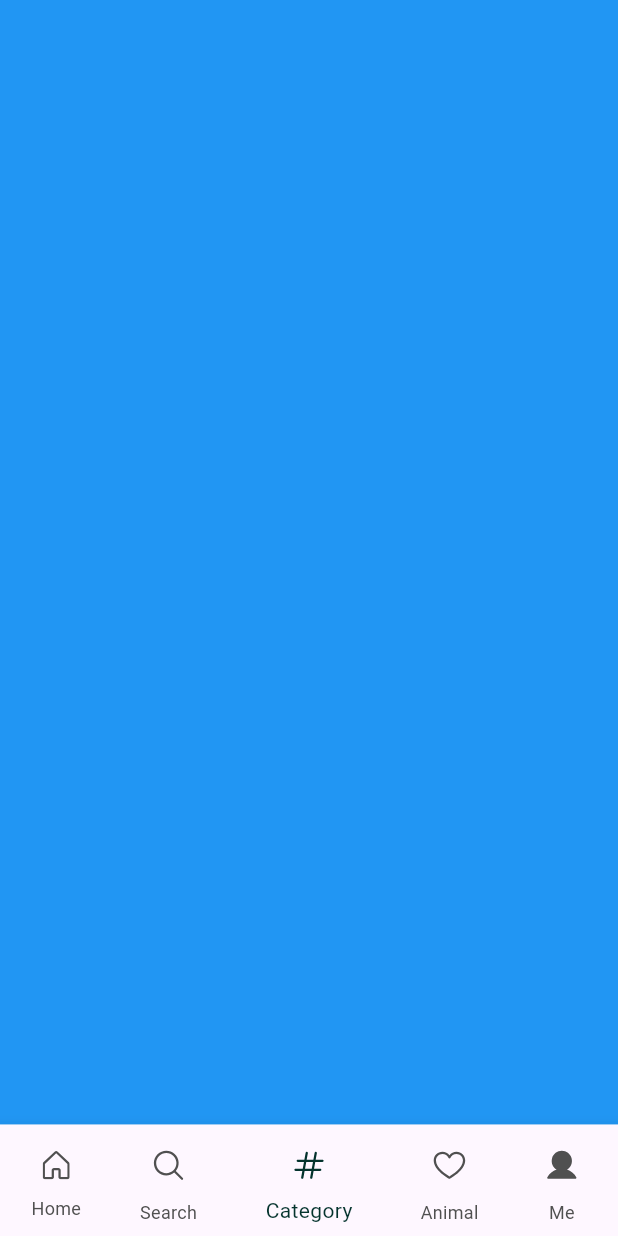
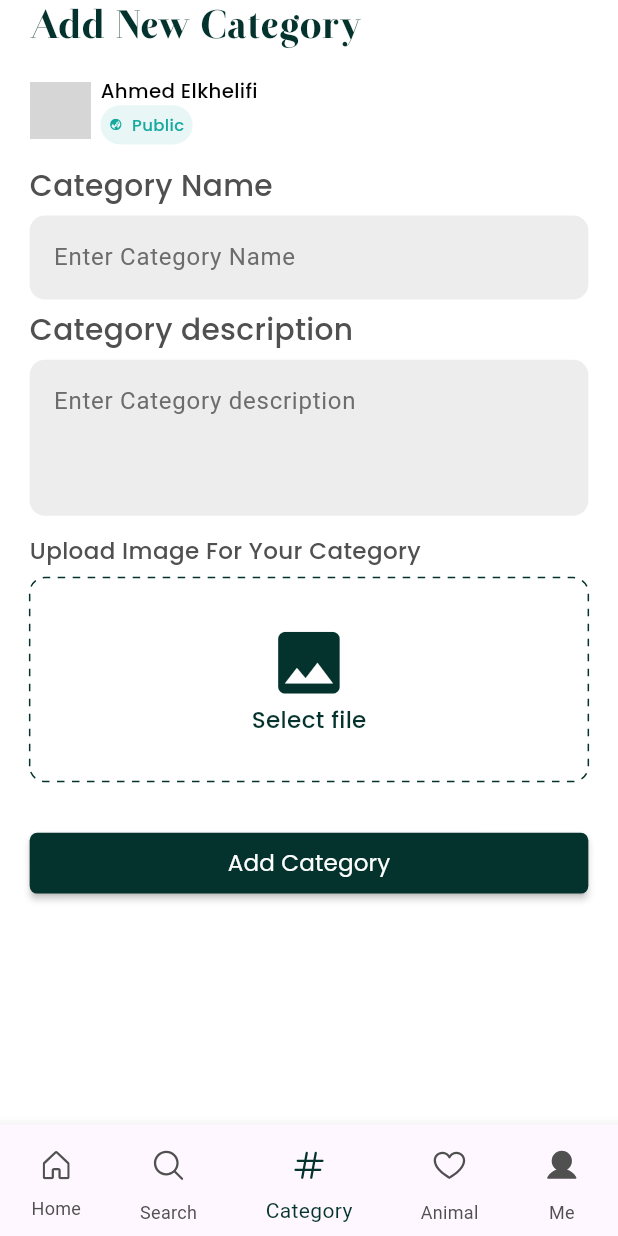
Before and after one commit to med-khelifi/animooo, a Flutter app: the screen it shows after launch, item 3 of the bottom bar chosen, on a phone screen of 412 x 824 dp. Run offline on Flutter 3.47's test engine with Material 3 defaults, Android fonts, the phone set to English and light mode, and no system bars; drawn by our look-alikes of dotted_border; our stand-ins replace dio, flutter_otp_text_field, flutter_screenutil, flutter_svg, gap, get_it and 2 more; network calls fail; grey boxes are pictures that could not be loaded.

Commit message:
complete category screen design

```diff
--- a/lib/controllers/auth_controller.dart
+++ b/lib/controllers/auth_controller.dart
@@ -17,8 +17,6 @@ import 'package:animooo/core/widgets/app_snackbar.dart';
 import 'package:animooo/core/widgets/bottom_sheets.dart';
 import 'package:animooo/services/auth_service.dart';
 import 'package:flutter/widgets.dart';
-
-//TODO fix otp verification code validation
 
 class AuthController {
   late TextEditingController emailController;
--- /dev/null
+++ b/lib/controllers/main_view_controller.dart
@@ -0,0 +1,52 @@
+import 'dart:async';
+import 'dart:io';
+
+import 'package:animooo/core/enums/image_picker_state.dart';
+import 'package:animooo/core/utils/image_picker_utils.dart';
+import 'package:animooo/core/widgets/bottom_sheets.dart';
+import 'package:flutter/cupertino.dart';
+
+class MainViewController {
+  late StreamController<int> _currentIndexController;
+  late StreamController<(ImagePickerState state, File? imageFile)>
+  imageStreamController;
+  late File? _userImageFile;
+  late ImagePickerState _userImageState;
+  Stream<int> get currentIndexStream => _currentIndexController.stream;
+  Stream<(ImagePickerState state, File? imageFile)> get imageStream =>
+      imageStreamController.stream;
+
+  MainViewController() {
+    _currentIndexController = StreamController<int>.broadcast();
+    imageStreamController =
+        StreamController<(ImagePickerState state, File? imageFile)>.broadcast();
+  }
+
+  void onChangeIndex(int index) {
+    _currentIndexController.add(index);
+  }
+
+  void dispose() {
+    _currentIndexController.close();
+  }
+
+  void onTakeImagePressed(BuildContext context) async {
+    BottomSheets.showTakeImageBottomSheet(
+      context,
+      onTakeFromCameraPressed: () async {
+        _userImageFile = await ImagePickerUtils.takeImageCamera();
+        if (_userImageFile != null) {
+          _userImageState = ImagePickerState.picked;
+          imageStreamController.add((_userImageState, _userImageFile));
+        }
+      },
+      onTakeFromGalleryPressed: () async {
+        _userImageFile = await ImagePickerUtils.takeImageGallery();
+        if (_userImageFile != null) {
+          _userImageState = ImagePickerState.picked;
+          imageStreamController.add((_userImageState, _userImageFile));
+        }
+      },
+    );
+  }
+}
--- a/lib/core/resources/app_assets.dart
+++ b/lib/core/resources/app_assets.dart
@@ -8,4 +8,6 @@ class AppAssets {
   static const String animalNavSVG = '${base}svg/navbar_icons/animal.svg';
   static const String meNavSVG = '${base}svg/navbar_icons/me.svg';
   static const String searchNavSVG = '${base}svg/navbar_icons/search.svg';
+
+  static String globePlanet = "assets/images/svg/globe_planet.svg";
 }
--- a/lib/core/resources/app_colors.dart
+++ b/lib/core/resources/app_colors.dart
@@ -13,4 +13,8 @@ class AppColors {
 
   static Color greyColor = Color(0xFF999999);
   static Color lightGreyColor = Color(0xFFf2f2f2);
+
+  static Color lightGreenColor = Color(0xFF16A99F);
+
+  static Color? lightGreenWhiteColor = Color(0xFFe8f7f6);
 }
--- a/lib/core/resources/app_sizes.dart
+++ b/lib/core/resources/app_sizes.dart
@@ -19,8 +19,11 @@ class AppHeight {
   static double h130 = 130.0.h;
   static double h150 = 150.0.h;
   static double h230 = 230.0.h;
+  static double h90 = 90.0.h;
+  static double? h100 = 100.0.h;
+  static double h13 = 13.0.h;
 
-  static double h90 = 90.0.h;
+  static double h37 = 37.h;
 }
 
 class AppWidth {
@@ -32,7 +35,14 @@ class AppWidth {
 
   static double w20 = 20.w;
 
-  static double w64 = 64;
+  static double w64 = 64.w;
+  static double w100 = 100.0.w;
+
+  static double w37 = 37.w;
+
+  static double w9 = 9.0.w;
+
+  static double w6 = 6.0.w;
 }
 
 class AppPadding {
@@ -45,6 +55,10 @@ class AppPadding {
   static double ph18 = 18.0.h;
 
   static double ph20 = 20.0.h;
+
+  static double pw5 = 5.0.w;
+
+  static double ph5 = 5.0.h;
 }
 
 class AppRadius {
@@ -53,6 +67,10 @@ class AppRadius {
   static double r5 = 5.0.r;
 
   static double r60 = 60.r;
+
+  static double r15 = 15.r;
+
+  static double r20 = 20.r;
 }
 
 class AppFontSize {
--- a/lib/core/widgets/custom_text_form_field.dart
+++ b/lib/core/widgets/custom_text_form_field.dart
@@ -17,6 +17,7 @@ class CustomTextFormField extends StatefulWidget {
     this.onChange,
     this.controller,
     this.keyboardType,
+    this.maxLines,
   });
   final bool? isPassword;
   final String? label;
@@ -26,6 +27,8 @@ class CustomTextFormField extends StatefulWidget {
   final void Function(String)? onChange;
   final TextEditingController? controller;
   final TextInputType? keyboardType;
+
+  final int? maxLines;
 
   @override
   State<CustomTextFormField> createState() => _CustomTextFormFieldState();
@@ -54,6 +57,7 @@ class _CustomTextFormFieldState extends State<CustomTextFormField> {
           obscureText: widget.isPassword ?? false ? !isVisible : false,
           obscuringCharacter: widget.obscuringCharacter ?? '*',
           keyboardType: widget.keyboardType,
+          maxLines: widget.maxLines ?? 1,
           decoration: InputDecoration(
             suffixIcon: widget.isPassword == true
                 ? InkWell(
--- a/lib/views/main/category_view.dart
+++ b/lib/views/main/category_view.dart
@@ -1,10 +1,82 @@
+import 'package:animooo/controllers/main_view_controller.dart';
+import 'package:animooo/core/enums/image_picker_state.dart';
+import 'package:animooo/core/resources/app_colors.dart';
+import 'package:animooo/core/resources/app_fonts.dart';
+import 'package:animooo/core/resources/app_sizes.dart';
+import 'package:animooo/core/widgets/custom_button.dart';
+import 'package:animooo/core/widgets/custom_text.dart';
+import 'package:animooo/core/widgets/custom_text_form_field.dart';
+import 'package:animooo/views/auth/widgets/handel_image_ui.dart';
+import 'package:animooo/views/main/widgets/category_user_info.dart';
 import 'package:flutter/material.dart';
+import 'package:gap/gap.dart';
 
-class CategoryView extends StatelessWidget {
+class CategoryView extends StatefulWidget {
   const CategoryView({super.key});
 
   @override
+  State<CategoryView> createState() => _CategoryViewState();
+}
+
+class _CategoryViewState extends State<CategoryView> {
+  late MainViewController _mainViewController;
+  @override
+  void initState() {
+    super.initState();
+    _mainViewController = MainViewController();
+  }
+
+  @override
   Widget build(BuildContext context) {
-    return Scaffold(backgroundColor: Colors.blue);
+    return GestureDetector(
+      onTap: () => FocusScope.of(context).unfocus(),
+      child: SingleChildScrollView(
+        padding: EdgeInsets.symmetric(horizontal: AppPadding.pw18),
+        child: Column(
+          crossAxisAlignment: CrossAxisAlignment.start,
+          children: [
+            CustomText(
+              text: "Add New Category",
+              color: AppColors.primary,
+              fontSize: AppFontSize.f24,
+              fontFamily: AppFonts.otamaEp,
+            ),
+            Gap(AppHeight.h13),
+            CategoryUserInfo(),
+            Gap(AppHeight.h13),
+            CustomTextFormField(
+              hint: "Enter Category Name",
+              label: "Category Name",
+            ),
+            Gap(AppHeight.h6),
+            CustomTextFormField(
+              hint: "Enter Category description",
+              label: "Category description",
+              maxLines: 3,
+            ),
+            Gap(AppHeight.h13),
+            CustomText(
+              text: "Upload Image For Your Category",
+              color: AppColors.secondary,
+              fontSize: AppFontSize.f14,
+              fontFamily: AppFonts.poppins,
+            ),
+            Gap(AppHeight.h6),
+            StreamBuilder(
+              stream: _mainViewController.imageStream,
+              builder: (context, asyncSnapshot) {
+                return HandelImageUi(
+                  imageState: asyncSnapshot.data?.$1 ?? ImagePickerState.none,
+                  file: asyncSnapshot.data?.$2,
+                  onTap: () => _mainViewController.onTakeImagePressed(context),
+                );
+              },
+            ),
+            Gap(AppHeight.h30),
+            CustomButton(text: "Add Category", onPressed: () {}),
+          ],
+        ),
+      ),
+    );
   }
 }
--- a/lib/views/main/main.dart
+++ b/lib/views/main/main.dart
@@ -1,3 +1,4 @@
+import "package:animooo/controllers/main_view_controller.dart";
 import "package:animooo/views/main/animal_view.dart";
 import "package:animooo/views/main/category_view.dart";
 import "package:animooo/views/main/home_view.dart";
@@ -14,21 +15,26 @@ class Main extends StatefulWidget {
 }
 
 class _MainState extends State<Main> {
-  int _currentIndex = 0;
+  late MainViewController _mainViewController;
+  @override
+  void initState() {
+    super.initState();
+    _mainViewController = MainViewController();
+  }
+
   @override
   Widget build(BuildContext context) {
+    return StreamBuilder<int>(
+      stream: _mainViewController.currentIndexStream,
+      builder: (context, asyncSnapshot) {
         return Scaffold(
           bottomNavigationBar: MainViewBottomNavbar(
-        currentIndex: _currentIndex,
-        onTap: (value) {
-          setState(() {
-            _currentIndex = value;
-          });
-        },
+            currentIndex: asyncSnapshot.data ?? 0,
+            onTap: _mainViewController.onChangeIndex,
           ),
           body: SafeArea(
             child: IndexedStack(
-          index: _currentIndex,
+              index: asyncSnapshot.data ?? 0,
               children: [
                 HomeView(),
                 SearchView(),
@@ -39,5 +45,7 @@ class _MainState extends State<Main> {
             ),
           ),
         );
+      },
+    );
   }
 }
--- a/lib/views/main/widgets/category_list.dart
+++ b/lib/views/main/widgets/category_list.dart
@@ -1,5 +1,7 @@
+import 'package:animooo/core/resources/app_sizes.dart';
 import 'package:animooo/views/main/widgets/gategory_list_item.dart';
 import 'package:flutter/material.dart';
+import 'package:gap/gap.dart';
 
 class CategoryList extends StatelessWidget {
   const CategoryList({super.key});
@@ -7,9 +9,17 @@ class CategoryList extends StatelessWidget {
   @override
   Widget build(BuildContext context) {
     return SliverToBoxAdapter(
-      child: SingleChildScrollView(
-        scrollDirection: Axis.horizontal,
-        child: Row(children: List.generate(21, (index) => CategoryListItem())),
+      child: SizedBox(
+        height: AppHeight.h100,
+        child: ListView.separated(
+          scrollDirection: Axis.horizontal,
+          padding: const EdgeInsets.symmetric(horizontal: 18),
+          itemCount: 21,
+          separatorBuilder: (_, _) => Gap(AppWidth.w12),
+          itemBuilder: (context, index) {
+            return CategoryListItem(key: ValueKey(index));
+          },
+        ),
       ),
     );
   }
--- /dev/null
+++ b/lib/views/main/widgets/category_user_info.dart
@@ -0,0 +1,72 @@
+import 'package:animooo/core/resources/app_assets.dart';
+import 'package:animooo/core/resources/app_colors.dart';
+import 'package:animooo/core/resources/app_fonts.dart';
+import 'package:animooo/core/resources/app_sizes.dart';
+import 'package:animooo/core/widgets/custom_text.dart';
+import 'package:flutter/material.dart';
+import 'package:flutter_svg/svg.dart';
+import 'package:gap/gap.dart';
+
+class CategoryUserInfo extends StatelessWidget {
+  const CategoryUserInfo({super.key});
+
+  @override
+  Widget build(BuildContext context) {
+    return Row(
+      children: [
+        ClipRRect(
+          borderRadius: BorderRadius.circular(AppRadius.r20),
+          child: Image.network(
+            "https://images.unsplash.com/photo-1511485977113-f34c92461ad9?ixlib=rb-4.0.3&ixid=M3wxMjA3fDB8MHxwaG90by1wYWdlfHx8fGVufDB8fHx8fA%3D%3D&auto=format&fit=crop&w=2070&q=80",
+            width: AppWidth.w37,
+            height: AppHeight.h37,
+            fit: BoxFit.cover,
+          ),
+        ),
+        Gap(AppWidth.w6),
+        Column(
+          crossAxisAlignment: CrossAxisAlignment.start,
+          children: [
+            CustomText(
+              text: "Ahmed Elkhelifi",
+              fontSize: AppFontSize.f12,
+              fontFamily: AppFonts.poppins,
+              color: AppColors.blackColor,
+            ),
+            _statusContainer(),
+          ],
+        ),
+      ],
+    );
+  }
+
+  Container _statusContainer() {
+    return Container(
+      padding: EdgeInsets.symmetric(
+        horizontal: AppPadding.pw5,
+        vertical: AppPadding.ph5,
+      ),
+      decoration: BoxDecoration(
+        color: AppColors.lightGreenWhiteColor,
+        borderRadius: BorderRadius.circular(AppRadius.r20),
+      ),
+      child: Row(
+        mainAxisSize: MainAxisSize.min,
+        children: [
+          SvgPicture.asset(
+            AppAssets.globePlanet,
+            height: AppHeight.h8,
+            width: AppWidth.w9,
+          ),
+          Gap(AppWidth.w5),
+          CustomText(
+            text: "Public",
+            fontSize: AppFontSize.f10,
+            fontFamily: AppFonts.poppins,
+            color: AppColors.lightGreenColor,
+          ),
+        ],
+      ),
+    );
+  }
+}
--- a/pubspec.yaml
+++ b/pubspec.yaml
@@ -74,6 +74,7 @@ flutter:
     - assets/images/svg/logo.svg
     - assets/images/svg/no_internet_connection.svg
     - assets/images/svg/navbar_icons/
+    - assets/images/svg/globe_planet.svg
 
   # An image asset can refer to one or more resolution-specific "variants", see
   # https://flutter.dev/to/resolution-aware-images
```
Also changed, not shown: assets/images/svg/globe_planet.svg (added). Lines whose indentation alone changed are shown as unchanged.
